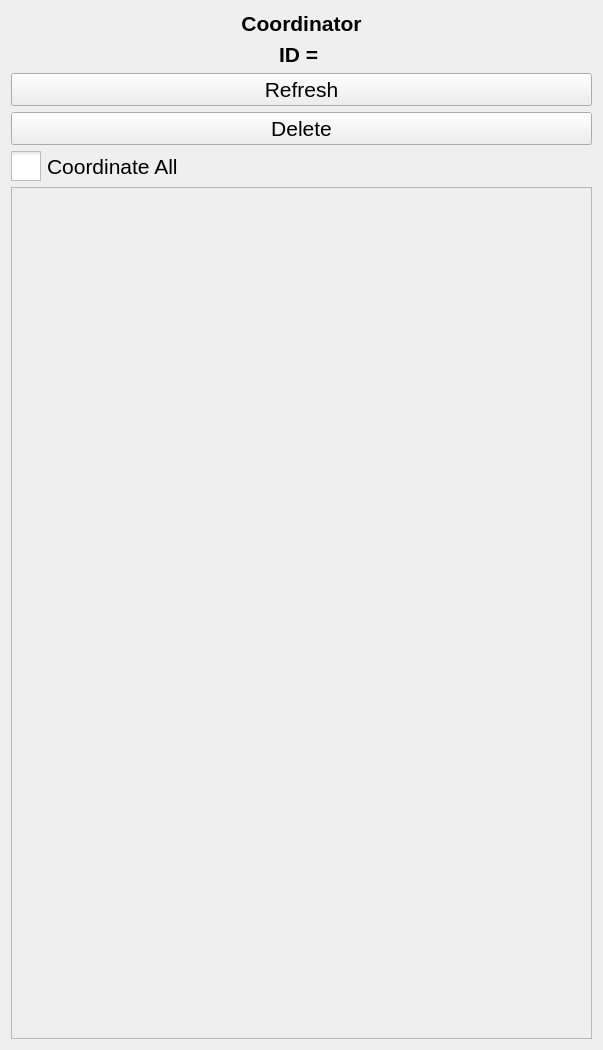
This is pps_ws/src/d_fall_pps/GUI_Qt/flyingAgentGUI/forms/coordinator.ui in alexdidier/rampc-quadrotor as Qt 5 draws it before an edit. The edited form follows.
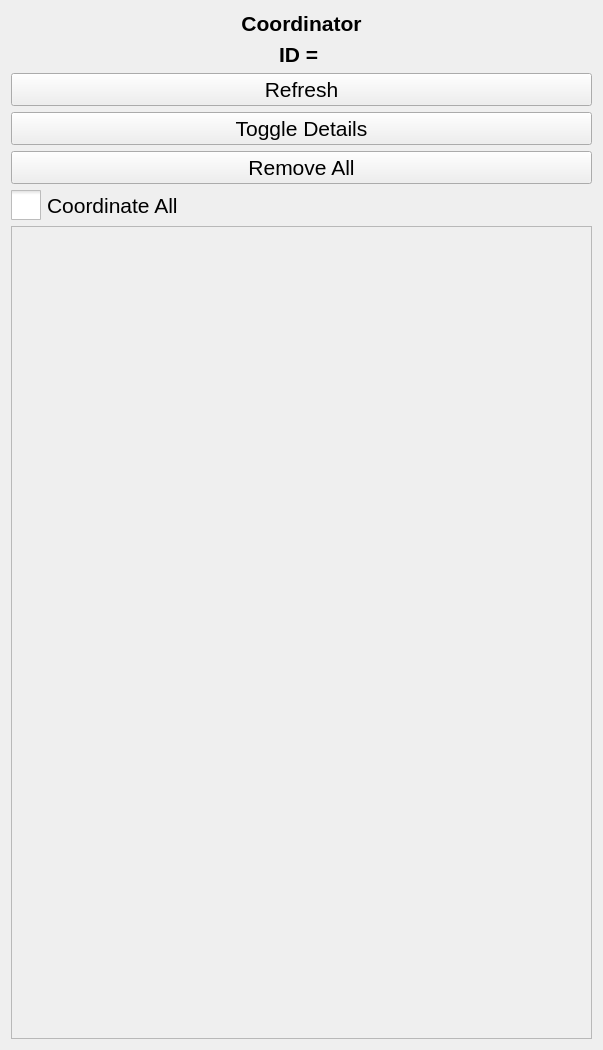
This is the edited form.

Commit message: Adjusted location of enable and load yaml buttons, and added toggle detials to coordinator row

Patch:
```diff
--- a/pps_ws/src/d_fall_pps/GUI_Qt/flyingAgentGUI/forms/coordinator.ui
+++ b/pps_ws/src/d_fall_pps/GUI_Qt/flyingAgentGUI/forms/coordinator.ui
@@ -58,10 +58,17 @@
      </property>
     </widget>
    </item>
+   <item>
+    <widget class="QPushButton" name="toggle_details_button">
+     <property name="text">
+      <string>Toggle Details</string>
+     </property>
+    </widget>
+   </item>
    <item>
     <widget class="QPushButton" name="delete_button">
      <property name="text">
-      <string>Delete</string>
+      <string>Remove All</string>
      </property>
     </widget>
    </item>
@@ -85,6 +92,12 @@
    </item>
    <item>
     <widget class="QScrollArea" name="coordinated_agents_scrollArea">
+     <property name="sizePolicy">
+      <sizepolicy hsizetype="MinimumExpanding" vsizetype="Expanding">
+       <horstretch>0</horstretch>
+       <verstretch>0</verstretch>
+      </sizepolicy>
+     </property>
      <property name="widgetResizable">
       <bool>true</bool>
      </property>
@@ -93,8 +106,8 @@
        <rect>
         <x>0</x>
         <y>0</y>
-        <width>583</width>
-        <height>854</height>
+        <width>565</width>
+        <height>622</height>
        </rect>
       </property>
       <layout class="QVBoxLayout" name="verticalLayout_for_coordinatedAgentsScrollArea"/>
```
Left out of the diff: 12 changed lines with no effect on the pictures. The commit also changes 8 other files.
